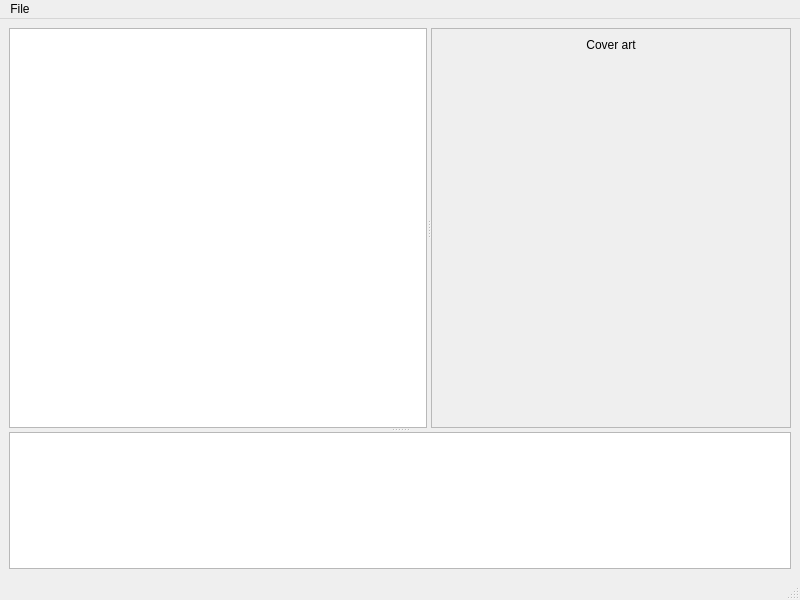
Qt form ui/mainwindow.ui (7x11x13/songs-to-youtube) before a commit.
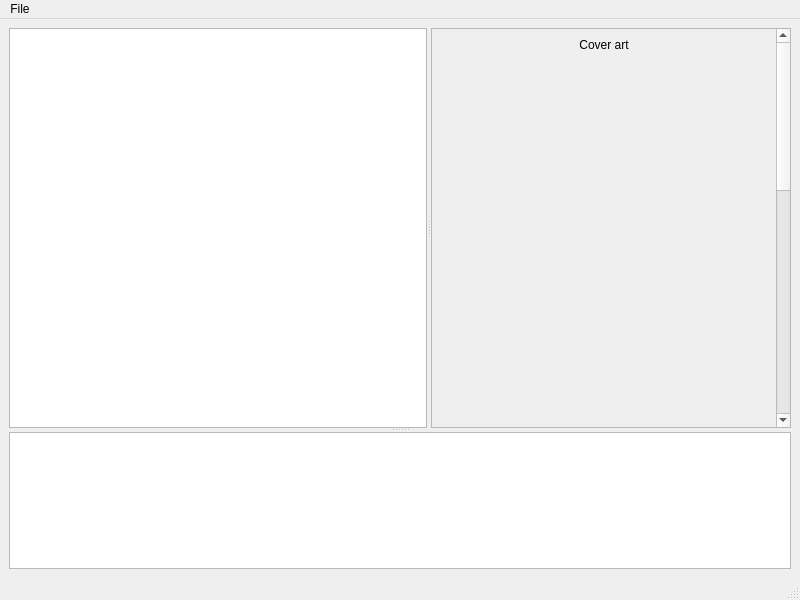
The same form after that commit. Custom widgets are drawn as their Qt base class.

What changed in the file:
```diff
--- a/ui/mainwindow.ui
+++ b/ui/mainwindow.ui
@@ -79,10 +79,22 @@
           <rect>
            <x>0</x>
            <y>0</y>
-           <width>358</width>
-           <height>398</height>
+           <width>344</width>
+           <height>1000</height>
           </rect>
          </property>
+         <property name="sizePolicy">
+          <sizepolicy hsizetype="Expanding" vsizetype="Expanding">
+           <horstretch>0</horstretch>
+           <verstretch>0</verstretch>
+          </sizepolicy>
+         </property>
+         <property name="minimumSize">
+          <size>
+           <width>0</width>
+           <height>1000</height>
+          </size>
+         </property>
          <layout class="QVBoxLayout" name="verticalLayout">
           <item>
            <widget class="QLabel" name="label">
```
